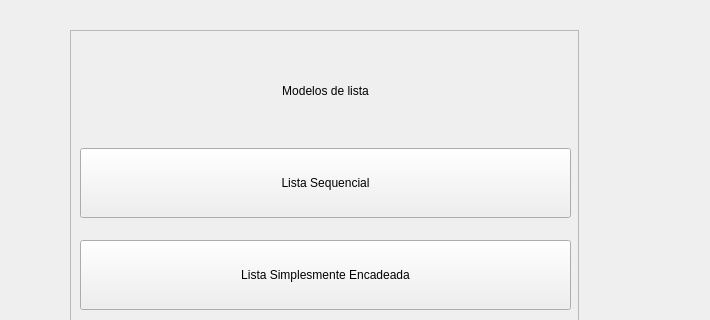
First picture: the form in untitled4/mainwindow.ui, repository LPfontes/Projeto_estrutura_de-dados, before the edit; both pictures show x 90 to 800 and y 0 to 320 of the 800 by 600 pixel window.
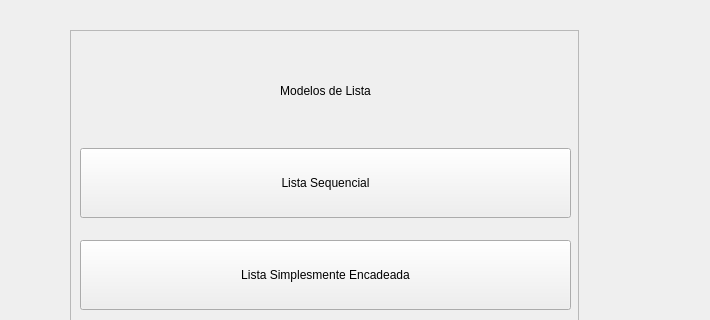
Second picture: the form after the edit.

Diff of the .ui file:
```diff
--- a/untitled4/mainwindow.ui
+++ b/untitled4/mainwindow.ui
@@ -54,7 +54,7 @@
          </size>
         </property>
         <property name="text">
-         <string>Modelos de lista</string>
+         <string>Modelos de Lista</string>
         </property>
         <property name="alignment">
          <set>Qt::AlignCenter</set>
```
Left out of the diff: 2 changed lines with no effect on the pictures.
